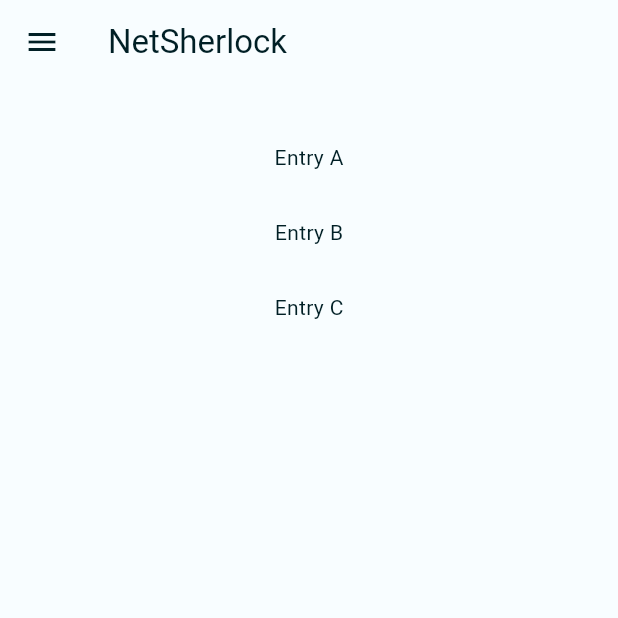
After one commit to rtafurthgarcia/NetSherlock, a Flutter app: the AlertsPage screen opened by its route, on a phone screen of 412 x 824 dp, the top half of it. The commit adds this screen. Run offline on Flutter 3.47's test engine with Material 3 defaults, Android fonts, the phone set to English and light mode, and no system bars; our stand-ins replace flutter_secure_storage, step_progress_indicator; missing offline and left inert: qr_mobile_vision, window_manager; accounts and stored records are empty.

Commit message:
Create a new alerts page, with a basic model and added a named route to link it to our page

```diff
--- a/lib/main.dart
+++ b/lib/main.dart
@@ -2,6 +2,7 @@ import 'package:flutter/material.dart';
 import 'package:netsherlock/color_schemes.g.dart';
 import 'package:netsherlock/helpers.dart';
 import 'package:netsherlock/pages/account_page.dart';
+import 'package:netsherlock/pages/alert_page.dart';
 import 'package:window_manager/window_manager.dart';
 
 Future<void> main() async {
@@ -39,7 +40,8 @@ class MainApp extends StatelessWidget {
       darkTheme: ThemeData(useMaterial3: true, colorScheme: darkColorScheme),
       initialRoute: "/account",
       routes: {
-        "/account": (context) => const AccountPage()
+        "/account": (context) => const AccountPage(),
+        "/alerts": (context) => const AlertsPage()
       },
     );
   }
--- a/lib/pages/account_page.dart
+++ b/lib/pages/account_page.dart
@@ -35,7 +35,7 @@ class _AccountPageState extends State<AccountPage> {
     create: (context) => ShodanAccountService(),
     child: Scaffold(
       appBar: AppBar(title: const Text("NetSherlock")),
-      drawer: AppNavigationDrawer(),
+      drawer: const AppNavigationDrawer(),
       body: LayoutBuilder(builder: (context, BoxConstraints constraints) {
         return SingleChildScrollView(
           child: ConstrainedBox(
--- /dev/null
+++ b/lib/pages/alert_page.dart
@@ -0,0 +1,33 @@
+import 'package:flutter/material.dart';
+import 'package:netsherlock/widgets/navigationdrawer_widget.dart';
+import 'package:provider/provider.dart';
+
+class AlertsPage extends StatefulWidget {
+  const AlertsPage({super.key});
+
+  @override
+  State<AlertsPage> createState() => _AlertsPageState();
+}
+
+class _AlertsPageState extends State<AlertsPage> {
+  final List<String> entries = <String>['A', 'B', 'C'];
+
+  @override
+  Widget build(BuildContext context) {
+    // TODO: implement build
+    return Scaffold(
+      appBar: AppBar(title: const Text ("NetSherlock")),
+      drawer: const AppNavigationDrawer(),
+      body: ListView.builder(
+        padding: const EdgeInsets.all(24),
+        itemCount: entries.length,
+        itemBuilder: (BuildContext context, index) {
+          return Container(
+            height: 50,
+            child: Center(child: Text('Entry ${entries[index]}')),
+          );
+        }
+      ),
+    );
+  }
+}
```
Also changed, not shown: lib/models/shodan_alert.dart (deleted, +0 -32 lines), lib/models/shodan_alert_model.dart (added, +46 -0 lines).
